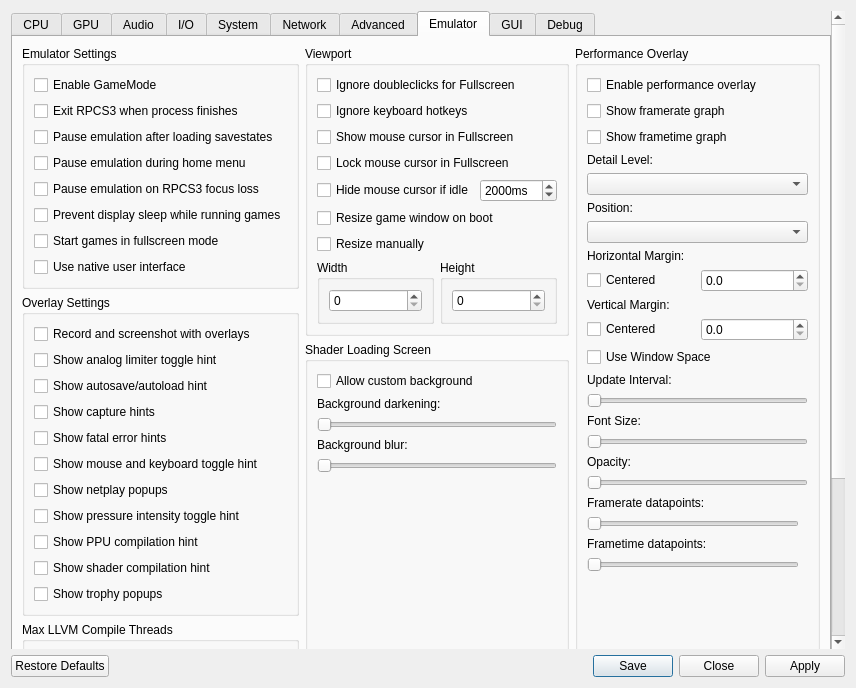
First picture: the form in rpcs3/rpcs3qt/settings_dialog.ui, repository RPCS3/rpcs3, before the edit.
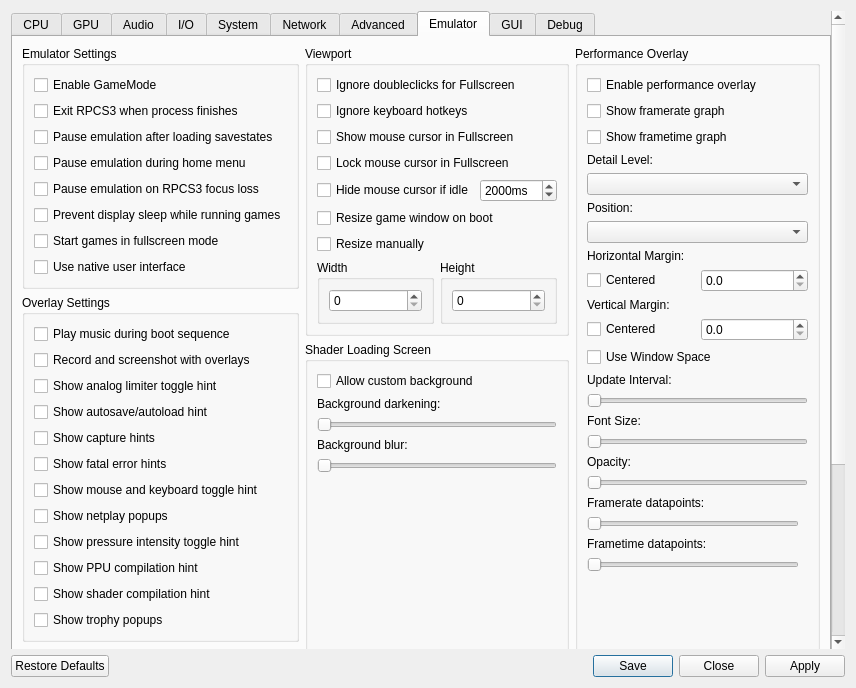
Second picture: the form after the edit. The open tabs and pages were chosen to show the change. Icons and pictures are not drawn.

Commit message: overlays: add toggle for boot sequence music

```diff
--- a/rpcs3/rpcs3qt/settings_dialog.ui
+++ b/rpcs3/rpcs3qt/settings_dialog.ui
@@ -3009,6 +3009,13 @@
                <string>Overlay Settings</string>
               </property>
               <layout class="QVBoxLayout" name="gb_overlay_settings_layout">
+               <item>
+                <widget class="QCheckBox" name="playMusicDuringBoot">
+                 <property name="text">
+                  <string>Play music during boot sequence</string>
+                 </property>
+                </widget>
+               </item>
                <item>
                 <widget class="QCheckBox" name="recordWithOverlays">
                  <property name="text">
```
The commit also changes 8 other files.
